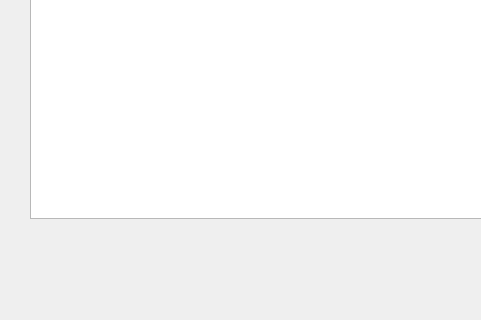
Old version of the form uis/payments_form.ui in the repository andrei219/euromedia; both pictures show x 0 to 481 and y 302 to 622 of the 904 by 622 pixel window.
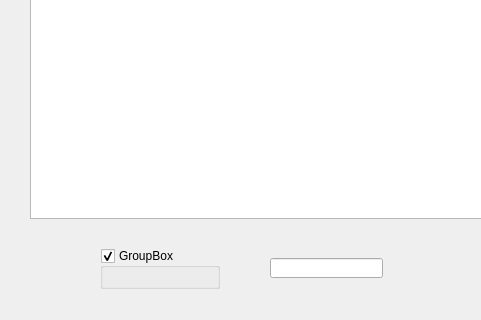
New version of the form. Icons and pictures are not drawn.

```diff
--- a/uis/payments_form.ui
+++ b/uis/payments_form.ui
@@ -468,6 +468,32 @@
     <string>Exit</string>
    </property>
   </widget>
+  <widget class="QGroupBox" name="testgroup">
+   <property name="geometry">
+    <rect>
+     <x>100</x>
+     <y>550</y>
+     <width>120</width>
+     <height>41</height>
+    </rect>
+   </property>
+   <property name="title">
+    <string>GroupBox</string>
+   </property>
+   <property name="checkable">
+    <bool>true</bool>
+   </property>
+  </widget>
+  <widget class="QLineEdit" name="lineEdit">
+   <property name="geometry">
+    <rect>
+     <x>270</x>
+     <y>560</y>
+     <width>113</width>
+     <height>20</height>
+    </rect>
+   </property>
+  </widget>
  </widget>
  <tabstops>
   <tabstop>date_line_edit</tabstop>
```
